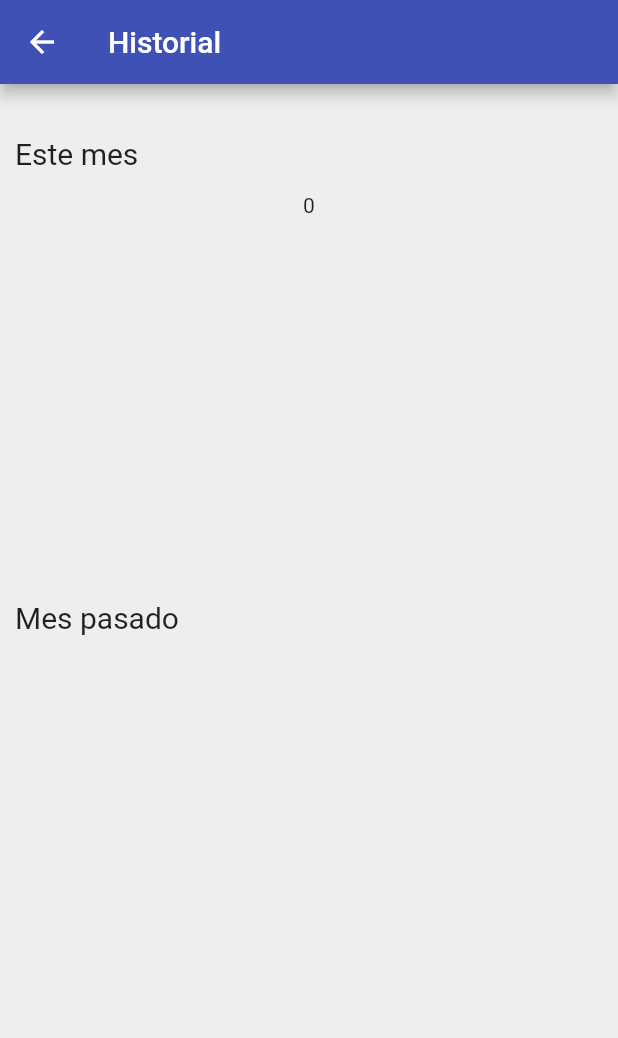
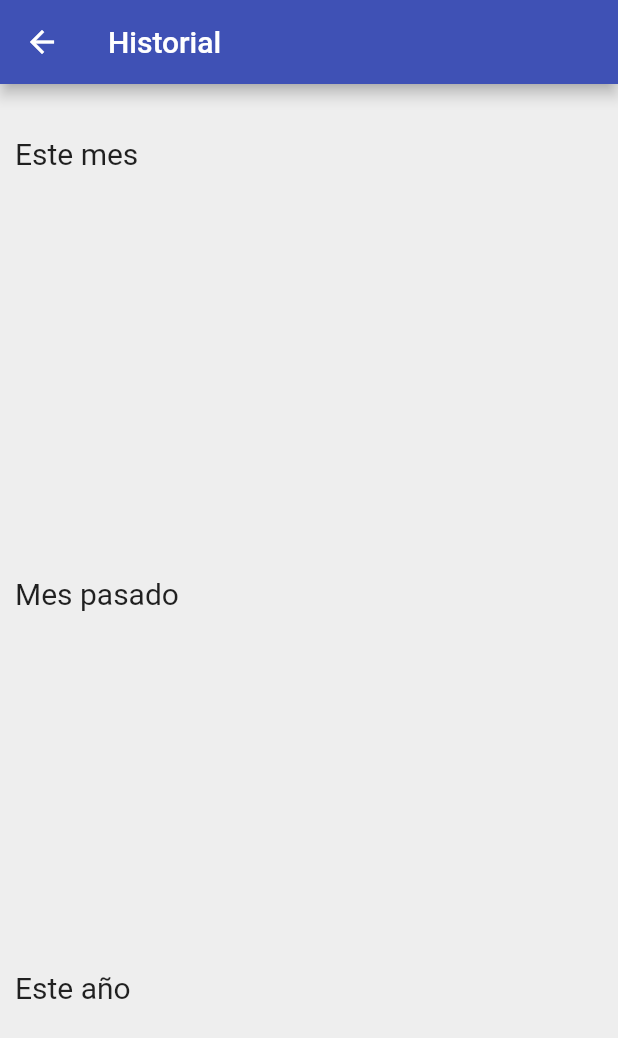
Before and after one commit to Chipes12/iteso_library_project, a Flutter app: the Historial screen opened directly, on a phone screen of 412 x 824 dp. Shown: the top 1038 px of the screen. Run offline on Flutter 3.47's test engine with Material 2 defaults, Android fonts, the phone set to English and light mode, and no system bars; our stand-ins replace bloc, cloud_firestore, equatable, firebase_auth, firebase_core, flutter_bloc and 2 more; missing offline and left inert: flutterfire_ui, qr_code_scanner; accounts and stored records are empty.

Commit message:
Solo falta un list view

```diff
--- a/lib/pages/Calendar/calendario.dart
+++ b/lib/pages/Calendar/calendario.dart
@@ -1,6 +1,5 @@
 import 'package:flutter/material.dart';
 import 'package:iteso_library_project/Widgets/drawer.dart';
-import 'package:iteso_library_project/pages/Calendar/material_return.dart';
 import 'package:table_calendar/table_calendar.dart';
 import 'package:intl/intl.dart';
 import 'package:iteso_library_project/providers/rent_provider.dart';
@@ -26,7 +25,6 @@ class _CalendarioState extends State<Calendario> {
   CalendarFormat _format = CalendarFormat.month;
 
   List<dynamic> _getMaterialsfromDay(DateTime date) {
-    // print(context.read<RentProvider>().getRentsList[DateFsormat('yyyy-MM-dd').format(date)]?.length);
     return context.read<RentProvider>().getRentsList[DateFormat('yyyy-MM-dd').format(date)] ?? [];
   }
 
--- a/lib/pages/historial.dart
+++ b/lib/pages/historial.dart
@@ -25,6 +25,7 @@ class _HistorialState extends State<Historial> {
       body: SingleChildScrollView(
         child: Container(
           padding: EdgeInsets.all(10),
+          child: Container(
             child: Column(
               children: [
                 SizedBox(
@@ -40,7 +41,6 @@ class _HistorialState extends State<Historial> {
                 SizedBox(
                   height: 15,
                 ),
-              Text("${mesPasado.length}"),
                 Container(
                   height: 230,
                     child: ListView.builder(
@@ -81,8 +81,63 @@ class _HistorialState extends State<Historial> {
                             ),
                           );
                         })
-              )
+                ),
+                SizedBox(
+                  height: 25,
+                ),
+                Align(
+                  alignment: Alignment.centerLeft,
+                  child: Text(
+                    "Este año",
+                    style: TextStyle(fontSize: 20),
+                  ),
+                ),
+                SizedBox(
+                  height: 15,
+                ),
+                Container(
+                  height: 230,
+                    child: ListView.builder(
+                        itemCount: year.length,
+                        itemBuilder: (BuildContext context, int index) {
+                          var _item = year[index];
+                          return Card(
+                            child: ListTile(
+                              title: Text(_item["title"]),
+                              trailing: Icon(_item.containsKey("pages") ? Icons.book : Icons.movie),
+                            ),
+                          );
+                        })
+                ),
+                SizedBox(
+                  height: 25,
+                ),
+                Align(
+                  alignment: Alignment.centerLeft,
+                  child: Text(
+                    "En el pasado",
+                    style: TextStyle(fontSize: 20),
+                  ),
+                ),
+                SizedBox(
+                  height: 15,
+                ),
+                Container(
+                  height: 230,
+                    child: ListView.builder(
+                        itemCount: otros.length,
+                        itemBuilder: (BuildContext context, int index) {
+                          var _item = otros[index];
+                          return Card(
+                            child: ListTile(
+                              title: Text(_item["title"]),
+                              trailing: Icon(_item.containsKey("pages") ? Icons.book : Icons.movie),
+                            ),
+                          );
+                        })
+                ),
               ],
+            ),
           ),
         ),
       ),
--- a/lib/providers/rent_provider.dart
+++ b/lib/providers/rent_provider.dart
@@ -115,6 +115,7 @@ class RentProvider with ChangeNotifier {
                     });
               })
             });
+            notifyListeners();
   }
 
 
```
Also changed, not shown: lib/providers/record_provider.dart (+49 -22 lines). Lines whose indentation alone changed are shown as unchanged.
